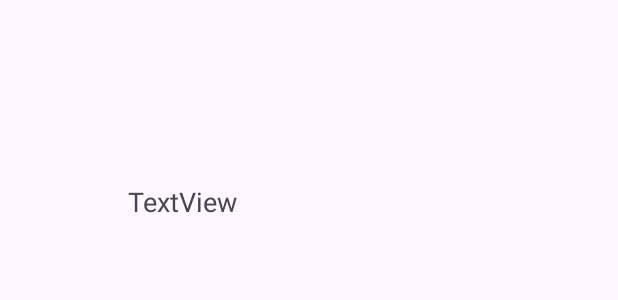
After one commit to jasonnghim8/PlanetZe_gp5, an Android app: the layout activity_acfquestion.xml on its own in the app's theme, with its tools: preview values and no code run, on a phone screen of 412 x 824 dp. The commit adds this screen. Shown: the top 300 px of the screen. Run offline under Robolectric (Android 15) with nearby library versions, the phone set to English and light mode, and no system bars.

Commit message:
updated current progress

```diff
--- a/app/src/main/AndroidManifest.xml
+++ b/app/src/main/AndroidManifest.xml
@@ -34,6 +34,9 @@
             android:name=".Activity2"
             android:exported="false" />
         <activity
+            android:name=".ACFQuestion"
+            android:exported="false" />
+        <activity
             android:name=".MainActivity"
             android:exported="true">
             <intent-filter>
--- /dev/null
+++ b/app/src/main/res/layout/activity_acfquestion.xml
@@ -0,0 +1,29 @@
+<?xml version="1.0" encoding="utf-8"?>
+<androidx.constraintlayout.widget.ConstraintLayout xmlns:android="http://schemas.android.com/apk/res/android"
+    xmlns:app="http://schemas.android.com/apk/res-auto"
+    xmlns:tools="http://schemas.android.com/tools"
+    android:layout_width="match_parent"
+    android:layout_height="match_parent">
+
+    <TextView
+        android:id="@+id/questionTextView"
+        android:layout_width="241dp"
+        android:layout_height="156dp"
+        android:text="TextView"
+        android:textColorLink="#d8dbe2"
+        android:textSize="18sp"
+        app:layout_constraintBottom_toBottomOf="parent"
+        app:layout_constraintEnd_toEndOf="parent"
+        app:layout_constraintStart_toStartOf="parent"
+        app:layout_constraintTop_toTopOf="parent"
+        app:layout_constraintVertical_bias="0.183" />
+
+    <androidx.recyclerview.widget.RecyclerView
+        android:id="@+id/answerRecyclerView"
+        android:layout_width="171dp"
+        android:layout_height="476dp"
+        android:contextClickable="true"
+        tools:layout_editor_absoluteX="139dp"
+        tools:layout_editor_absoluteY="275dp" />
+
+</androidx.constraintlayout.widget.ConstraintLayout>
--- a/app/src/main/res/values/colors.xml
+++ b/app/src/main/res/values/colors.xml
@@ -2,4 +2,9 @@
 <resources>
     <color name="black">#FF000000</color>
     <color name="white">#FFFFFFFF</color>
+    <color name="grey">#D8DBE2</color>
+    <color name="blue">#A9BCD0</color>
+    <color name="navi">#009999</color>
+    <color name="dark_blue">#373F51</color>
+    <color name="dark">#1B1B1E</color>
 </resources>
--- a/app/src/main/res/values/strings.xml
+++ b/app/src/main/res/values/strings.xml
@@ -9,6 +9,7 @@
     <string name="scroller">Scroller</string>
     <string name="spinner">Spinner</string>
     <string name="manage_items">Manage Items</string>
+    <string name="continued">continue</string>
 
     <string-array name="categories_array">
         <item>Books</item>
```
Also changed, not shown: app/src/main/java/com/example/planetZe_gp5/ACFQuestion.java (added, +29 -0 lines), app/src/main/java/com/example/planetZe_gp5/AnswerAdapter.java (added, +44 -0 lines), app/src/main/res/layout/introanswer.xml (added, +15 -0 lines).
